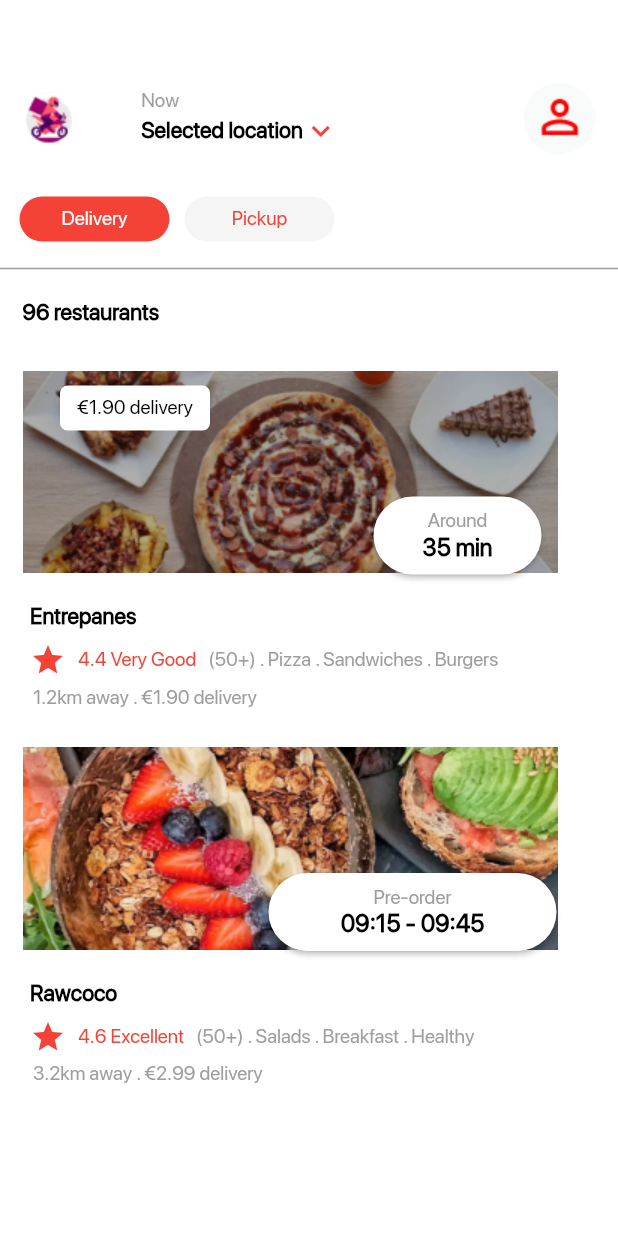
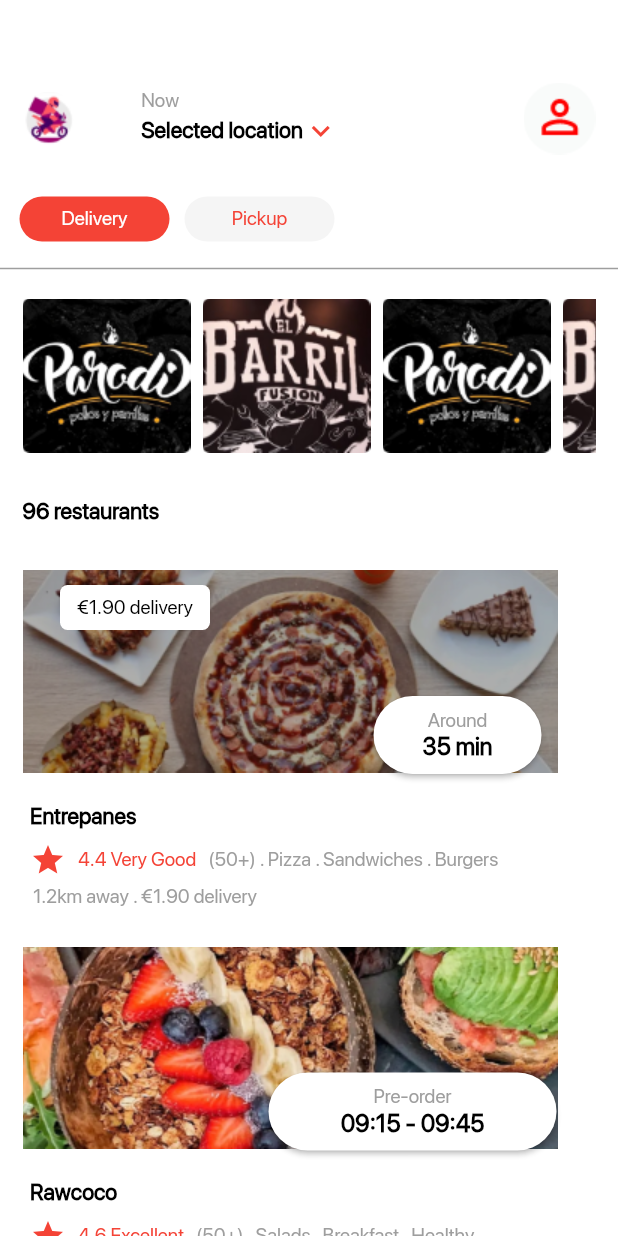
Before and after one commit to shahrukhktk/Food-App---milestone-1, a Flutter app: the ShopList screen opened directly, on a phone screen of 412 x 824 dp. Run offline on Flutter 3.47's test engine with Material 2 defaults, Android fonts, the phone set to English and light mode, and no system bars.

Commit message:
horizontal scrollable food list

```diff
--- a/lib/Screens/ListOfRestaurants.dart
+++ b/lib/Screens/ListOfRestaurants.dart
@@ -124,6 +124,59 @@ class _ShopListState extends State<ShopList> {
             thickness: 1,
             height: 10,
             color: Colors.grey,
+          ),
+
+          Padding(
+            padding: const EdgeInsets.all(15.0),
+            child: SingleChildScrollView(
+              scrollDirection: Axis.horizontal,
+              child: Row(
+                children: <Widget>[
+                  Stack(
+                    children: <Widget>[
+                      Image(image: AssetImage('images/elmana.png'),)
+                    ],
+                  ),
+
+                  Padding(
+                    padding: const EdgeInsets.only(left: 8.0),
+                    child: Stack(
+                      children: <Widget>[
+                        Image(image: AssetImage('images/barril.png'),)
+                      ],
+                    ),
+                  ),
+
+                  Padding(
+                    padding: const EdgeInsets.only(left: 8.0),
+                    child: Stack(
+                      children: <Widget>[
+                        Image(image: AssetImage('images/elmana.png'),)
+                      ],
+                    ),
+                  ),
+
+                  Padding(
+                    padding: const EdgeInsets.only(left: 8.0),
+                    child: Stack(
+                      children: <Widget>[
+                        Image(image: AssetImage('images/barril.png'),)
+                      ],
+                    ),
+                  ),
+
+                  Padding(
+                    padding: const EdgeInsets.only(left: 8.0),
+                    child: Stack(
+                      children: <Widget>[
+                        Image(image: AssetImage('images/barril.png'),)
+                      ],
+                    ),
+                  ),
+
+                ],
+              ),
+            ),
           ),
 
           Padding(
```
Also changed, not shown: 6 other files.
